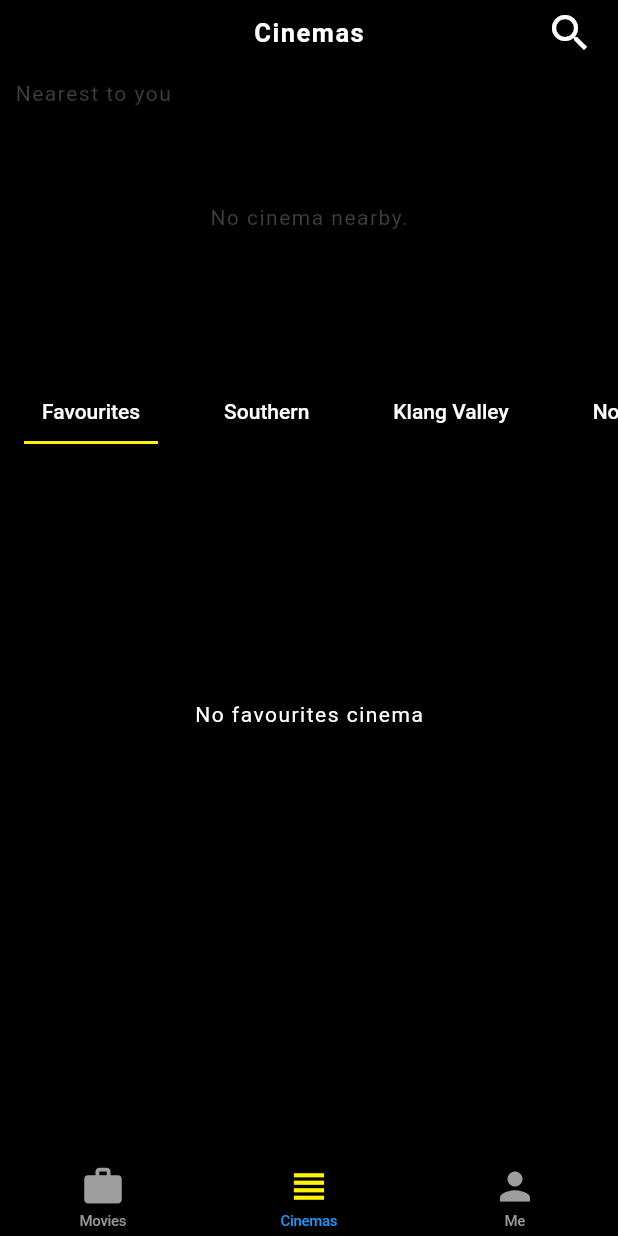
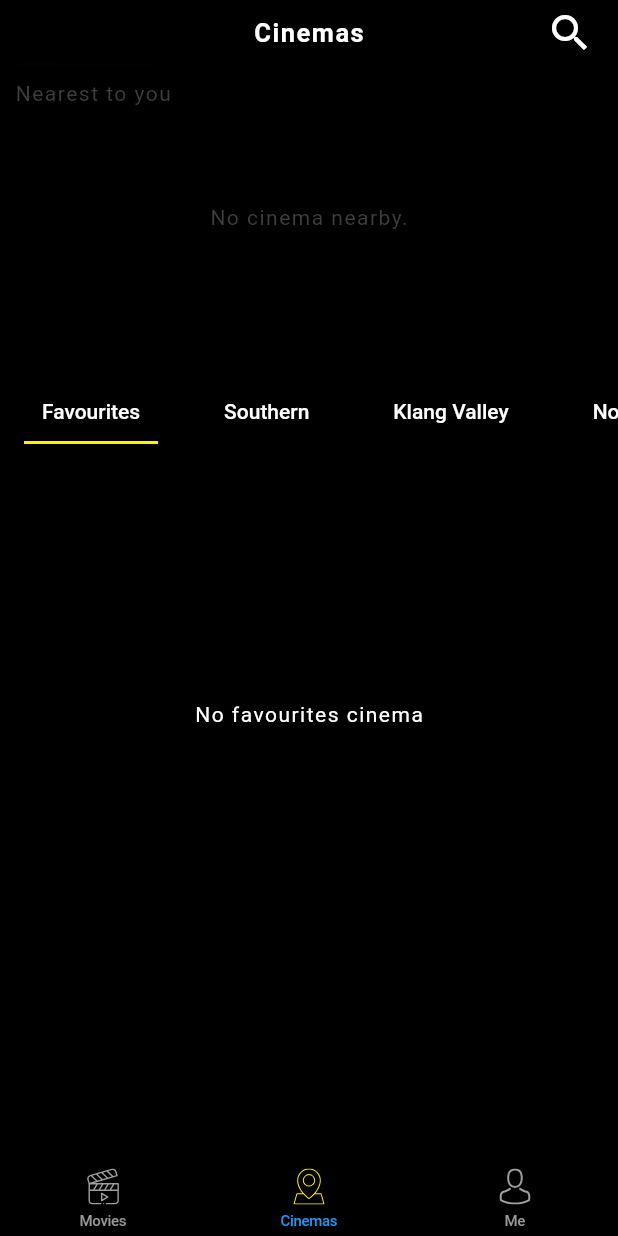
Before and after one commit to alvindrakes/gsc_cinema_app_clone, a Flutter app: the screen it shows after launch, item 2 of the bottom bar chosen, on a phone screen of 412 x 824 dp. Run offline on Flutter 3.47's test engine with Material 2 defaults, Android fonts, the phone set to English and light mode, and no system bars; our stand-ins replace cached_network_image, circular_profile_avatar, flutter_svg; network calls fail.

Commit message:
changed tab icons

```diff
--- a/lib/res/app_icons.dart
+++ b/lib/res/app_icons.dart
@@ -2,19 +2,50 @@ import 'package:flutter/cupertino.dart';
 import 'package:flutter/material.dart';
 import 'package:flutter_svg/flutter_svg.dart';
 import 'package:flutter_svg/svg.dart';
+import 'package:gsc_cinema/res/app_color.dart';
 
 class AppIcons {
-  static final Widget movie = SvgPicture.asset(
+  static Widget movie = SvgPicture.asset(
     'icons/movie.svg',
     semanticsLabel: 'movies',
+    color: Colors.grey,
+    width: 24,
+    height: 24,
   );
   static final Widget marker = SvgPicture.asset(
     'icons/marker.svg',
+    color: Colors.grey,
     semanticsLabel: 'marker',
+    width: 24,
+    height: 24,
   );
   static final Widget profile = SvgPicture.asset(
     'icons/profile.svg',
+    color: Colors.grey,
     semanticsLabel: 'profile',
+    width: 24,
+    height: 24,
+  );
+  static Widget movie_filled = SvgPicture.asset(
+    'icons/movie.svg',
+    semanticsLabel: 'movies_filled',
+    color: AppColor.gscYellow,
+    width: 24,
+    height: 24,
+  );
+  static final Widget marker_filled = SvgPicture.asset(
+    'icons/marker.svg',
+    color: AppColor.gscYellow,
+    semanticsLabel: 'marker_filled',
+    width: 24,
+    height: 24,
+  );
+  static final Widget profile_filled = SvgPicture.asset(
+    'icons/profile.svg',
+    color: AppColor.gscYellow,
+    semanticsLabel: 'profile-filled',
+    width: 24,
+    height: 24,
   );
   static final Widget edit = SvgPicture.asset(
     'icons/edit.svg',
--- a/lib/ui/pages/cupertino_home_scaffold.dart
+++ b/lib/ui/pages/cupertino_home_scaffold.dart
@@ -1,10 +1,12 @@
 import 'package:flutter/cupertino.dart';
 import 'package:flutter/material.dart';
+import 'package:flutter_svg/flutter_svg.dart';
 import 'package:gsc_cinema/res/app_color.dart';
+import 'package:gsc_cinema/res/app_icons.dart';
 import 'package:gsc_cinema/utils/tab_items.dart';
 
 class CupertinoHomeScaffold extends StatelessWidget {
-  const CupertinoHomeScaffold({
+  CupertinoHomeScaffold({
     Key key,
     @required this.currentTab,
     @required this.onSelectTab,
@@ -39,14 +41,19 @@ class CupertinoHomeScaffold extends StatelessWidget {
     );
   }
 
+  SvgPicture getTabIcon(TabItem currentTab, TabItem tabItem) {
+    if (currentTab == tabItem) {
+      return _tabSelectedImages[tabItem];
+    } else {
+      return _tabImages[tabItem];
+    }
+  }
+
   BottomNavigationBarItem _buildItem(TabItem tabItem) {
     final itemData = TabItemData.allTabs[tabItem];
     final color = currentTab == tabItem ? AppColor.gscYellow : Colors.grey;
     return BottomNavigationBarItem(
-      icon: Icon(
-        itemData.icon,
-        color: color,
-      ),
+      icon: getTabIcon(currentTab, tabItem),
       title: Text(
         itemData.title,
         style: TextStyle(color: color),
@@ -54,17 +61,15 @@ class CupertinoHomeScaffold extends StatelessWidget {
     );
   }
 
-  //   Widget _getIcon(TabItem tabItem, Color color) {
-  //   switch (tabItem) {
-  //     case TabItem.movies:
-  //       return AppIcons.movie;
+  Map<TabItem, SvgPicture> _tabImages = {
+    TabItem.movies: AppIcons.movie,
+    TabItem.cinemas: AppIcons.marker,
+    TabItem.me: AppIcons.profile
+  };
 
-  //     case TabItem.me:
-  //       return AppIcons.profile;
-  //     case TabItem.cinemas:
-  //       return AppIcons.marker;
-  //     default:
-  //       return Icon(Icons.error);
-  //   }
-  // }
+  Map<TabItem, SvgPicture> _tabSelectedImages = {
+    TabItem.movies: AppIcons.movie_filled,
+    TabItem.cinemas: AppIcons.marker_filled,
+    TabItem.me: AppIcons.profile_filled,
+  };
 }
--- a/lib/ui/pages/profile_page.dart
+++ b/lib/ui/pages/profile_page.dart
@@ -180,10 +180,12 @@ Widget _buildProfileRow(BuildContext context) {
           child: Container(),
         ),
         GestureDetector(
-          onTap: () => Navigator.push(
-            context,
+          onTap: () => Navigator.of(context, rootNavigator: true).push(
             CupertinoPageRoute(
-              builder: (context) => EditProfilePage(),
+              builder: (
+                context,
+              ) =>
+                  EditProfilePage(),
             ),
           ),
           child: AppIcons.edit,
```
